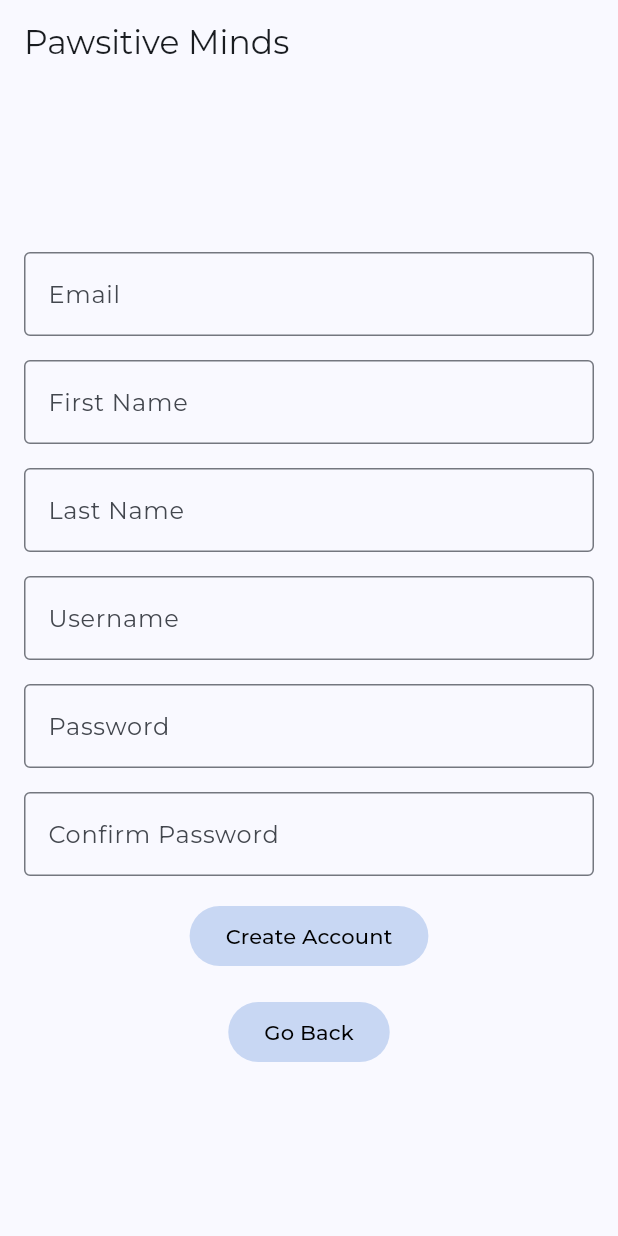
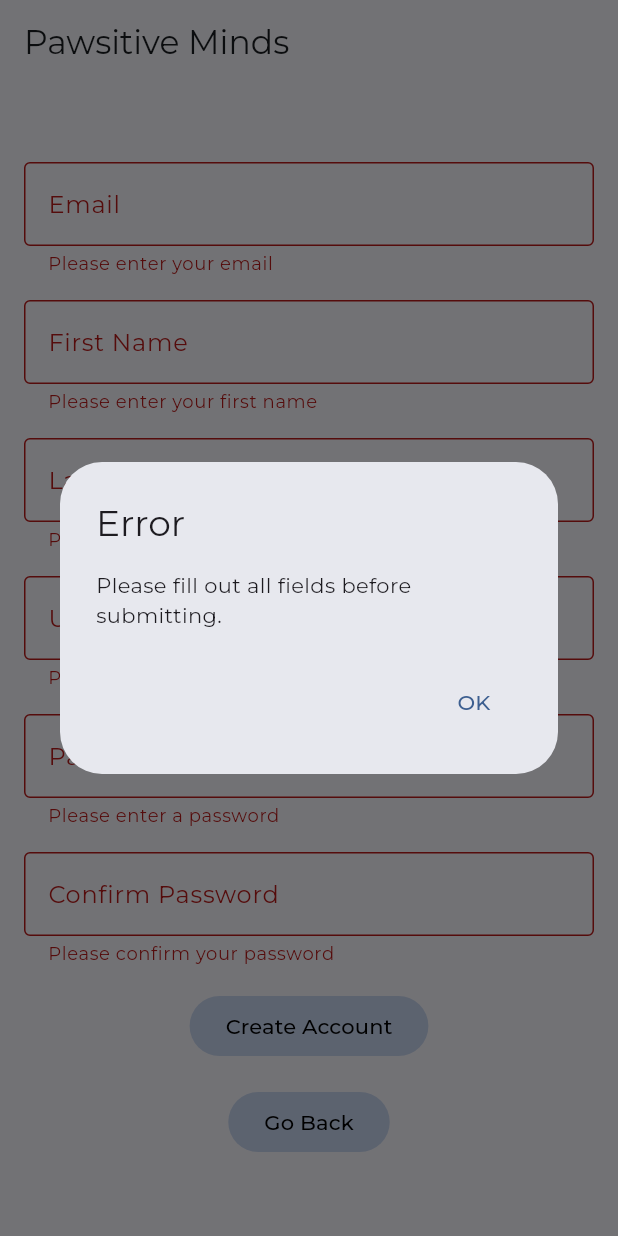
Before and after one commit to tyleraudino/PawsitiveMinds, a Flutter app: the SignupPage screen opened directly, after a tap on "Create Account", on a phone screen of 412 x 824 dp. Run offline on Flutter 3.47's test engine with Material 3 defaults, Android fonts, the phone set to English and light mode, and no system bars; our stand-ins replace google_fonts; accounts and stored records are empty.

Commit message:
allowed user to hit enter key to login/signup and include message if missing

```diff
--- a/lib/signup.dart
+++ b/lib/signup.dart
@@ -5,6 +5,7 @@ import 'package:http/http.dart' as http;
 import 'dart:convert';
 import 'package:provider/provider.dart';
 import 'user_provider.dart';
+import 'package:flutter/services.dart';
 
 class SignupPage extends StatefulWidget {
   const SignupPage({super.key});
@@ -13,8 +14,9 @@ class SignupPage extends StatefulWidget {
   _SignupPageState createState() => _SignupPageState();
 }
 
+class _SignupPageState extends State<SignupPage> {
+  final _formKey = GlobalKey<FormState>();
 
-class _SignupPageState extends State<SignupPage> {
   final TextEditingController _emailController = TextEditingController();
   final TextEditingController _usernameController = TextEditingController();
   final TextEditingController _passwordController = TextEditingController();
@@ -22,13 +24,15 @@ class _SignupPageState extends State<SignupPage> {
   final TextEditingController _firstNameController = TextEditingController();
   final TextEditingController _lastNameController = TextEditingController();
 
-  void PasswordsError() {
+  final FocusNode _focusNode = FocusNode();
+
+  void _showErrorDialog(String message) {
     showDialog(
       context: context,
       builder: (BuildContext context) {
         return AlertDialog(
           title: Text('Error'),
-          content: Text('Passwords do not match. Please try again.'),
+          content: Text(message),
           actions: [
             TextButton(
               onPressed: () {
@@ -43,14 +47,15 @@ class _SignupPageState extends State<SignupPage> {
   }
 
   void _register(UserProvider provider) async {
-    String email = _emailController.text; // todo - make backend changes to store this
+    if (_formKey.currentState!.validate()) {
+      String email = _emailController.text;
       String username = _usernameController.text;
       String password = _passwordController.text;
       String firstname = _firstNameController.text;
       String lastname = _lastNameController.text;
 
       if (password != _confirmPassController.text) {
-      PasswordsError();
+        _showErrorDialog('Passwords do not match. Please try again.');
         return;
       }
 
@@ -73,7 +78,7 @@ class _SignupPageState extends State<SignupPage> {
 
       Map<String, dynamic> data = json.decode(response.body);
 
-    if (response.statusCode == 200) { // demo info
+      if (response.statusCode == 200) {
         provider.updateUsername(username);
         provider.updateFirstName(firstname);
         provider.updateLastName(lastname);
@@ -82,26 +87,19 @@ class _SignupPageState extends State<SignupPage> {
 
         Navigator.pushReplacement(
           context,
-        MaterialPageRoute(builder: (context) => MainPage()), // to home page
+          MaterialPageRoute(builder: (context) => MainPage()),
         );
       } else {
-      showDialog(
-        context: context,
-        builder: (context) {
-          return AlertDialog(
-            title: Text('Registering Failed'),
-            content: Text('This username has already been registered.'),
-            actions: [
-              TextButton(
-                onPressed: () {
-                  Navigator.of(context).pop();
-                },
-                child: Text('OK'),
-              ),
-            ],
-          );
-        },
-      );
+        _showErrorDialog('This username has already been registered.');
+      }
+    } else {
+      _showErrorDialog('Please fill out all fields before submitting.');
+    }
+  }
+
+  void _handleKeyPress(RawKeyEvent event, UserProvider provider) {
+    if (event.logicalKey == LogicalKeyboardKey.enter) {
+      _register(provider);
     }
   }
 
@@ -113,59 +111,100 @@ class _SignupPageState extends State<SignupPage> {
           appBar: AppBar(
             title: Text('Pawsitive Minds'),
           ),
-      body: Padding(
+          body: RawKeyboardListener(
+            focusNode: _focusNode,
+            onKey: (event) => _handleKeyPress(event, userProvider),
+            child: Padding(
               padding: const EdgeInsets.all(16.0),
+              child: Form(
+                key: _formKey,
                 child: Column(
                   mainAxisAlignment: MainAxisAlignment.center,
                   children: [
-            TextField(
+                    TextFormField(
                       controller: _emailController,
                       decoration: InputDecoration(
                         labelText: 'Email',
                         border: OutlineInputBorder(),
                       ),
+                      validator: (value) {
+                        if (value == null || value.isEmpty) {
+                          return 'Please enter your email';
+                        }
+                        return null;
+                      },
                     ),
                     SizedBox(height: 16),
-            TextField(
+                    TextFormField(
                       controller: _firstNameController,
                       decoration: InputDecoration(
                         labelText: 'First Name',
                         border: OutlineInputBorder(),
                       ),
+                      validator: (value) {
+                        if (value == null || value.isEmpty) {
+                          return 'Please enter your first name';
+                        }
+                        return null;
+                      },
                     ),
                     SizedBox(height: 16),
-            TextField(
+                    TextFormField(
                       controller: _lastNameController,
                       decoration: InputDecoration(
                         labelText: 'Last Name',
                         border: OutlineInputBorder(),
                       ),
+                      validator: (value) {
+                        if (value == null || value.isEmpty) {
+                          return 'Please enter your last name';
+                        }
+                        return null;
+                      },
                     ),
                     SizedBox(height: 16),
-            TextField(
+                    TextFormField(
                       controller: _usernameController,
                       decoration: InputDecoration(
                         labelText: 'Username',
                         border: OutlineInputBorder(),
                       ),
+                      validator: (value) {
+                        if (value == null || value.isEmpty) {
+                          return 'Please enter a username';
+                        }
+                        return null;
+                      },
                     ),
                     SizedBox(height: 16),
-            TextField(
+                    TextFormField(
                       controller: _passwordController,
-              obscureText: true, // hides password input
+                      obscureText: true,
                       decoration: InputDecoration(
                         labelText: 'Password',
                         border: OutlineInputBorder(),
                       ),
+                      validator: (value) {
+                        if (value == null || value.isEmpty) {
+                          return 'Please enter a password';
+                        }
+                        return null;
+                      },
                     ),
                     SizedBox(height: 16),
-            TextField(
+                    TextFormField(
                       controller: _confirmPassController,
                       obscureText: true,
                       decoration: InputDecoration(
                         labelText: 'Confirm Password',
                         border: OutlineInputBorder(),
                       ),
+                      validator: (value) {
+                        if (value == null || value.isEmpty) {
+                          return 'Please confirm your password';
+                        }
+                        return null;
+                      },
                     ),
                     SizedBox(height: 16),
                     ElevatedButton(
@@ -175,7 +214,6 @@ class _SignupPageState extends State<SignupPage> {
                     SizedBox(height: 16),
                     ElevatedButton(
                       onPressed: () {
-                  // Navigate to MainPage on Login button press
                         Navigator.pushReplacement(
                           context,
                           MaterialPageRoute(builder: (context) => OpeningPage()),
@@ -186,6 +224,10 @@ class _SignupPageState extends State<SignupPage> {
                   ],
                 ),
               ),
+            ),
+          ),
         );
-  });}
+      },
+    );
   }
+}
--- a/pubspec.yaml
+++ b/pubspec.yaml
@@ -34,7 +34,7 @@ dependencies:
   google_fonts: ^6.2.1
   english_words: ^4.0.0
   provider: ^6.0.0
-  intl: ^0.15.0
+  intl: ^0.20.1
 
   # The following adds the Cupertino Icons font to your application.
   # Use with the CupertinoIcons class for iOS style icons.
```
Also changed, not shown: lib/login.dart (+70 -42 lines). Lines whose indentation alone changed are shown as unchanged.
